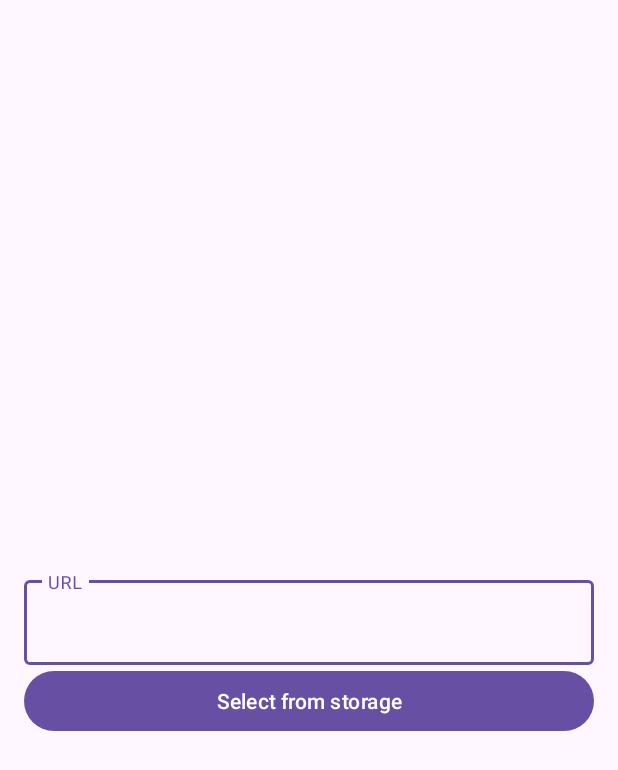
After one commit to Aziz-Dadoboev/markdownViewer, an Android app: the layout fragment_select_file.xml on its own in the app's theme, with its tools: preview values and no code run, on a phone screen of 412 x 824 dp. The commit adds this screen. Shown: the top 770 px of the screen. Run offline under Robolectric (Android 15) with nearby library versions, the phone set to English and light mode, and no system bars.

Commit message:
select file fragment

```diff
--- a/app/build.gradle.kts
+++ b/app/build.gradle.kts
@@ -33,6 +33,10 @@ android {
     kotlinOptions {
         jvmTarget = "11"
     }
+
+    buildFeatures {
+        viewBinding = true
+    }
 }
 
 dependencies {
--- a/app/src/main/AndroidManifest.xml
+++ b/app/src/main/AndroidManifest.xml
@@ -2,6 +2,7 @@
 <manifest xmlns:android="http://schemas.android.com/apk/res/android"
     xmlns:tools="http://schemas.android.com/tools">
 
+    <uses-permission android:name="android.permission.INTERNET"/>
     <application
         android:allowBackup="true"
         android:dataExtractionRules="@xml/data_extraction_rules"
--- /dev/null
+++ b/app/src/main/res/layout/fragment_select_file.xml
@@ -0,0 +1,35 @@
+<?xml version="1.0" encoding="utf-8"?>
+<androidx.constraintlayout.widget.ConstraintLayout xmlns:android="http://schemas.android.com/apk/res/android"
+    xmlns:tools="http://schemas.android.com/tools"
+    android:layout_width="match_parent"
+    android:layout_height="match_parent"
+    xmlns:app="http://schemas.android.com/apk/res-auto"
+    android:paddingHorizontal="16dp"
+    tools:context=".SelectFileFragment">
+
+    <com.google.android.material.textfield.TextInputLayout
+        android:id="@+id/outlinedTextField"
+        android:layout_width="match_parent"
+        android:layout_height="wrap_content"
+        android:hint="@string/url"
+        app:layout_constraintTop_toTopOf="parent"
+        app:layout_constraintStart_toStartOf="parent"
+        app:layout_constraintEnd_toEndOf="parent"
+        app:layout_constraintBottom_toBottomOf="parent">
+
+        <com.google.android.material.textfield.TextInputEditText
+            android:layout_width="match_parent"
+            android:layout_height="wrap_content"
+            />
+
+    </com.google.android.material.textfield.TextInputLayout>
+
+    <Button
+        android:layout_width="match_parent"
+        android:layout_height="wrap_content"
+        app:layout_constraintTop_toBottomOf="@id/outlinedTextField"
+        android:text="@string/select_from_storage"
+        app:layout_constraintStart_toStartOf="parent"
+        app:layout_constraintEnd_toEndOf="parent"/>
+
+</androidx.constraintlayout.widget.ConstraintLayout>
--- a/app/src/main/res/values/strings.xml
+++ b/app/src/main/res/values/strings.xml
@@ -1,3 +1,5 @@
 <resources>
     <string name="app_name">markdownViewer</string>
+    <string name="url">URL</string>
+    <string name="select_from_storage">Select from storage</string>
 </resources>
```
Also changed, not shown: app/src/main/java/com/markdownviewer/MainActivity.kt (+5 -6 lines), app/src/main/java/com/markdownviewer/SelectFileFragment.kt (added, +31 -0 lines), app/src/main/res/layout/activity_main.xml (+8 -7 lines).
